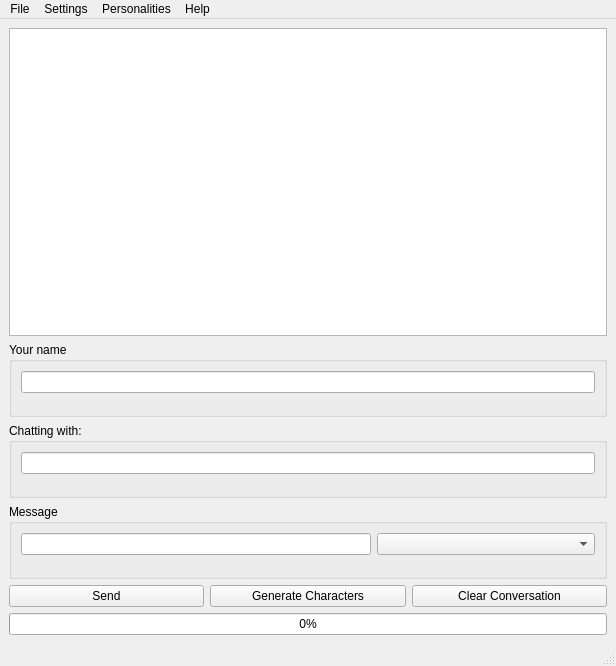
First picture: the form in src/chatairunner/pyqt/chatbot.ui, repository Capsize-Games/chatai, before the edit.
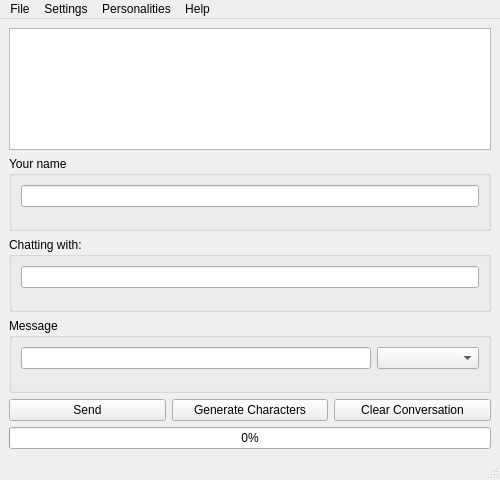
Second picture: the form after the edit.

Commit message: Fixes loading chatbot

Patch:
```diff
--- a/src/chatairunner/pyqt/chatbot.ui
+++ b/src/chatairunner/pyqt/chatbot.ui
@@ -6,13 +6,19 @@
    <rect>
     <x>0</x>
     <y>0</y>
-    <width>616</width>
-    <height>666</height>
+    <width>500</width>
+    <height>480</height>
    </rect>
   </property>
+  <property name="sizePolicy">
+   <sizepolicy hsizetype="MinimumExpanding" vsizetype="MinimumExpanding">
+    <horstretch>0</horstretch>
+    <verstretch>0</verstretch>
+   </sizepolicy>
+  </property>
   <property name="minimumSize">
    <size>
-    <width>350</width>
+    <width>500</width>
     <height>480</height>
    </size>
   </property>
@@ -200,7 +206,7 @@
     <rect>
      <x>0</x>
      <y>0</y>
-     <width>616</width>
+     <width>500</width>
      <height>22</height>
     </rect>
    </property>
```
The commit also changes 5 other files.
